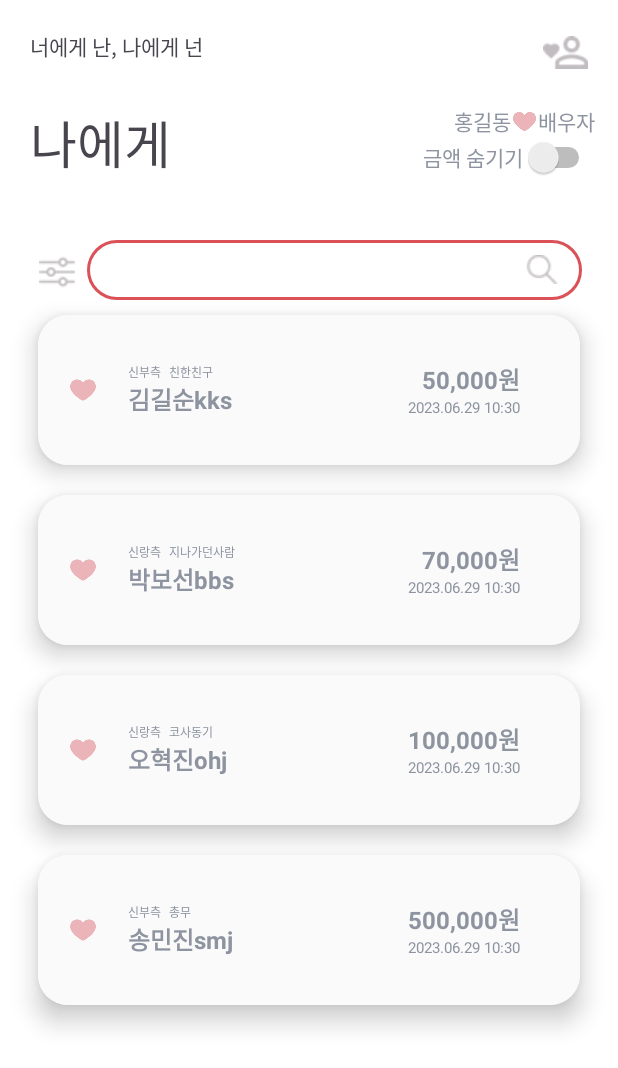
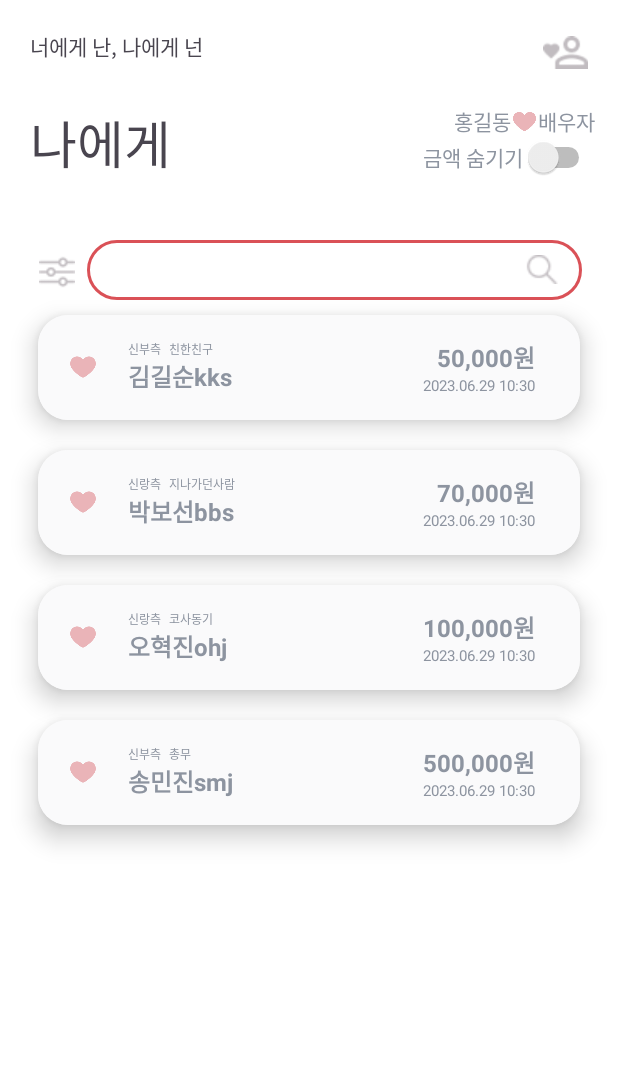
Before and after one commit to festal-kestrel/wedding-book-keeper-android, an Android app: the CoupleMainActivity screen opened directly, with no data from a screen before it, on a phone screen of 412 x 824 dp. Shown: the top 1068 px of the screen. Run offline under Robolectric (Android 15) with nearby library versions, the phone set to English and light mode, and no system bars; our stand-ins replace data binding.

Commit message:
feat : 상단 타이틀바, 하단 네비바 투명, 상태바 미적용
상단 상태바 수정 필요(적용 안됨)

```diff
--- a/app/src/main/java/com/example/wedding_book_keeper/presentation/config/BaseActivity.kt
+++ b/app/src/main/java/com/example/wedding_book_keeper/presentation/config/BaseActivity.kt
@@ -1,6 +1,10 @@
 package com.example.wedding_book_keeper.presentation.config
 
+import android.graphics.Color
+import android.os.Build
 import android.os.Bundle
+import android.view.View
+import android.view.WindowManager
 import android.widget.Toast
 import androidx.annotation.LayoutRes
 import androidx.appcompat.app.AppCompatActivity
@@ -14,8 +18,18 @@ abstract class BaseActivity<T : ViewDataBinding>(@LayoutRes private val layoutRe
     override fun onCreate(savedInstanceState: Bundle?) {
         super.onCreate(savedInstanceState)
         binding = DataBindingUtil.setContentView(this, layoutResId)
+        setStatusBarTransparent()
     }
 
     protected fun showToastMessage(message: String) =
         Toast.makeText(this, message, Toast.LENGTH_SHORT).show()
+
+    private fun setStatusBarTransparent() {
+        if (Build.VERSION.SDK_INT >= Build.VERSION_CODES.LOLLIPOP) {
+            window.addFlags(WindowManager.LayoutParams.FLAG_LAYOUT_NO_LIMITS)
+            window.clearFlags(WindowManager.LayoutParams.FLAG_TRANSLUCENT_STATUS)
+            window.statusBarColor = Color.TRANSPARENT
+            window.decorView.systemUiVisibility = View.SYSTEM_UI_FLAG_LAYOUT_FULLSCREEN or View.SYSTEM_UI_FLAG_LAYOUT_STABLE
+        }
+    }
 }
--- /dev/null
+++ b/app/src/main/java/com/example/wedding_book_keeper/presentation/config/Transparent.kt
@@ -0,0 +1,16 @@
+package com.example.wedding_book_keeper.presentation.config
+
+import android.app.Activity
+import android.graphics.Color
+import android.os.Build
+import android.view.View
+import android.view.WindowManager
+
+fun Activity.setStatusBarTransparent() {
+    if (Build.VERSION.SDK_INT >= Build.VERSION_CODES.LOLLIPOP) {
+        window.addFlags(WindowManager.LayoutParams.FLAG_LAYOUT_NO_LIMITS)
+        window.clearFlags(WindowManager.LayoutParams.FLAG_TRANSLUCENT_STATUS)
+        window.statusBarColor = Color.TRANSPARENT
+        window.decorView.systemUiVisibility = View.SYSTEM_UI_FLAG_LAYOUT_FULLSCREEN or View.SYSTEM_UI_FLAG_LAYOUT_STABLE
+    }
+}
--- a/app/src/main/java/com/example/wedding_book_keeper/presentation/view/donation/couple/CoupleMainActivity.kt
+++ b/app/src/main/java/com/example/wedding_book_keeper/presentation/view/donation/couple/CoupleMainActivity.kt
@@ -10,6 +10,7 @@ import androidx.recyclerview.widget.LinearLayoutManager
 import com.example.wedding_book_keeper.R
 import com.example.wedding_book_keeper.databinding.ActivityCoupleMainBinding
 import com.example.wedding_book_keeper.presentation.config.BaseActivity
+import com.example.wedding_book_keeper.presentation.config.setStatusBarTransparent
 import com.example.wedding_book_keeper.presentation.view.mypage.MyPageActivity
 import java.time.LocalDateTime
 import java.time.format.DateTimeFormatter
@@ -22,9 +23,12 @@ class CoupleMainActivity : BaseActivity<ActivityCoupleMainBinding>(R.layout.acti
         binding.btnMypage.setOnClickListener {
             val intent = Intent(this, MyPageActivity::class.java)
             startActivity(intent)
+
         }
 
         initView()
+        setStatusBarTransparent()
+
     }
 
     private fun initView() {
@@ -72,13 +76,11 @@ class CoupleMainActivity : BaseActivity<ActivityCoupleMainBinding>(R.layout.acti
 
         CoupleMainDonationAdapter(guestList).setItems(newDonations)
 
-        binding.switchAmount.setOnCheckedChangeListener { p0, isCheck ->
-            /**
-             * 스위치 금액 숨기기 이벤트 처리
-             */
+        binding.switchAmount.setOnCheckedChangeListener { p0, isChecked ->
+            (binding.rvGuestListByCouple.adapter as CoupleMainDonationAdapter).isAmountHidden = isChecked
+            (binding.rvGuestListByCouple.adapter as CoupleMainDonationAdapter).notifyDataSetChanged()
+        }
 
-
-        }
         binding.editText.addTextChangedListener(object : TextWatcher {
             override fun afterTextChanged(s: Editable?) {
                 (binding.rvGuestListByCouple.adapter as CoupleMainDonationAdapter).filter(s.toString())
--- a/app/src/main/java/com/example/wedding_book_keeper/presentation/view/donation/couple/CoupleMainDonationAdapter.kt
+++ b/app/src/main/java/com/example/wedding_book_keeper/presentation/view/donation/couple/CoupleMainDonationAdapter.kt
@@ -6,11 +6,11 @@ import android.view.ViewGroup
 import android.widget.TextView
 import androidx.recyclerview.widget.RecyclerView
 import com.example.wedding_book_keeper.R
-import com.example.wedding_book_keeper.presentation.view.donation.guest.GuestWeddingInfo
 
 class CoupleMainDonationAdapter(var guestList: MutableList<GuestDonationInfo>) :
     RecyclerView.Adapter<CoupleMainDonationAdapter.CustomViewHolder>() {
     private var filteredGuestList: MutableList<GuestDonationInfo> = guestList
+    var isAmountHidden = false
 
     override fun onCreateViewHolder(parent: ViewGroup, viewType: Int): CustomViewHolder {
         val view =
@@ -24,9 +24,14 @@ class CoupleMainDonationAdapter(var guestList: MutableList<GuestDonationInfo>) :
         holder.side.text = item.side
         holder.relation.text = item.relation
         holder.guestName.text = item.guestName
-        holder.amount.text = item.formattedAmount.toString()
+        if (isAmountHidden) {
+            holder.amount.text = "*".repeat(item.formattedAmount.toString().length)
+        } else {
+            holder.amount.text = item.formattedAmount.toString()
+        }
         holder.donationDate.text = item.donationDate.toString()
     }
+
 
     override fun getItemCount(): Int {
         return filteredGuestList.size
@@ -37,7 +42,7 @@ class CoupleMainDonationAdapter(var guestList: MutableList<GuestDonationInfo>) :
         val side = itemView.findViewById<TextView>(R.id.txt_side)
         val relation = itemView.findViewById<TextView>(R.id.txt_relation)
         val guestName = itemView.findViewById<TextView>(R.id.txt_guest_name)
-        val amount = itemView.findViewById<TextView>(R.id.txt_amount)
+        val amount = itemView.findViewById<TextView>(R.id.txt_gift_amount)
         val donationDate = itemView.findViewById<TextView>(R.id.txt_donation_date)
     }
 
@@ -55,4 +60,5 @@ class CoupleMainDonationAdapter(var guestList: MutableList<GuestDonationInfo>) :
         }
         notifyDataSetChanged()
     }
+
 }
--- a/app/src/main/java/com/example/wedding_book_keeper/presentation/view/donation/guest/GuestMainWeddingAdapter.kt
+++ b/app/src/main/java/com/example/wedding_book_keeper/presentation/view/donation/guest/GuestMainWeddingAdapter.kt
@@ -32,7 +32,7 @@ class GuestMainWeddingAdapter(private var weddingList: MutableList<GuestWeddingI
     class CustomViewHolder(itemView: View) : RecyclerView.ViewHolder(itemView) {
         val groomName = itemView.findViewById<TextView>(R.id.txt_groom_name)
         val bridalName = itemView.findViewById<TextView>(R.id.txt_bridal_name)
-        val amount = itemView.findViewById<TextView>(R.id.txt_amount)
+        val amount = itemView.findViewById<TextView>(R.id.txt_gift_amount)
         val donationDate = itemView.findViewById<TextView>(R.id.txt_donation_date)
     }
 
--- a/app/src/main/java/com/example/wedding_book_keeper/presentation/view/donation/manager/ManagerMainDonationAdapter.kt
+++ b/app/src/main/java/com/example/wedding_book_keeper/presentation/view/donation/manager/ManagerMainDonationAdapter.kt
@@ -33,7 +33,7 @@ class ManagerMainDonationAdapter(val guestList: MutableList<GuestDonationInfo>)
         val side = itemView.findViewById<TextView>(R.id.txt_side)
         val relation = itemView.findViewById<TextView>(R.id.txt_relation)
         val guestName = itemView.findViewById<TextView>(R.id.txt_guest_name)
-        val amount = itemView.findViewById<TextView>(R.id.txt_amount)
+        val amount = itemView.findViewById<TextView>(R.id.txt_gift_amount)
         val donationDate = itemView.findViewById<TextView>(R.id.txt_donation_date)
     }
 
--- a/app/src/main/res/layout/main_item_couple.xml
+++ b/app/src/main/res/layout/main_item_couple.xml
@@ -4,7 +4,7 @@
 
   <androidx.cardview.widget.CardView
     android:layout_width="match_parent"
-    android:layout_height="100dp"
+    android:layout_height="70dp"
     android:layout_marginTop="10dp"
     android:layout_marginBottom="10dp"
     android:layout_marginLeft="25dp"
@@ -14,8 +14,8 @@
 
     <LinearLayout
       android:layout_width="match_parent"
-      android:layout_height="100dp"
-      android:padding="20dp"
+      android:layout_height="70dp"
+      android:padding="10dp"
       android:background="@color/db_light2_gray"
       android:orientation="horizontal">
 
@@ -23,6 +23,7 @@
         android:id="@+id/img_heart"
         android:layout_width="20dp"
         android:layout_height="20dp"
+        android:layout_marginLeft="10dp"
         android:layout_gravity="center_vertical"
         android:src="@drawable/heart_source" />
 
@@ -80,7 +81,7 @@
         android:orientation="vertical">
 
         <TextView
-          android:id="@+id/txt_amount"
+          android:id="@+id/txt_gift_amount"
           android:textStyle="bold"
           android:layout_width="wrap_content"
           android:layout_height="wrap_content"
--- a/app/src/main/res/layout/main_item_manager.xml
+++ b/app/src/main/res/layout/main_item_manager.xml
@@ -80,7 +80,7 @@
             android:orientation="vertical">
 
             <TextView
-                android:id="@+id/txt_amount"
+                android:id="@+id/txt_gift_amount"
                 android:layout_width="wrap_content"
                 android:layout_height="wrap_content"
                 android:layout_gravity="right"
--- a/app/src/main/res/values/themes.xml
+++ b/app/src/main/res/values/themes.xml
@@ -3,7 +3,9 @@
     <style name="Base.Theme.Weddingbookkeeper" parent="Theme.Material3.DayNight.NoActionBar">
         <!-- Customize your light theme here. -->
         <!-- <item name="colorPrimary">@color/my_light_primary</item> -->
+        <item name="windowNoTitle">true</item>
+        <item name="android:windowFullscreen">true</item>
+        <item name="android:statusBarColor">@android:color/transparent</item>
     </style>
-
     <style name="Theme.Weddingbookkeeper" parent="Base.Theme.Weddingbookkeeper" />
 </resources>
```
Also changed, not shown: app/src/main/res/layout/main_item_guest.xml (+6 -5 lines).
